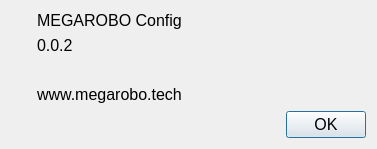
Old version of the form source/wnd/aboutdlg.ui in the repository ww4u/mct-t4.
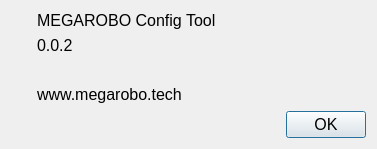
New version of the form. Icons and pictures are not drawn.

Diff of the .ui file:
```diff
--- a/source/wnd/aboutdlg.ui
+++ b/source/wnd/aboutdlg.ui
@@ -74,7 +74,7 @@
      <item>
       <widget class="QLabel" name="label_2">
        <property name="text">
-        <string>MEGAROBO Config</string>
+        <string>MEGAROBO Config Tool</string>
        </property>
       </widget>
      </item>
```
